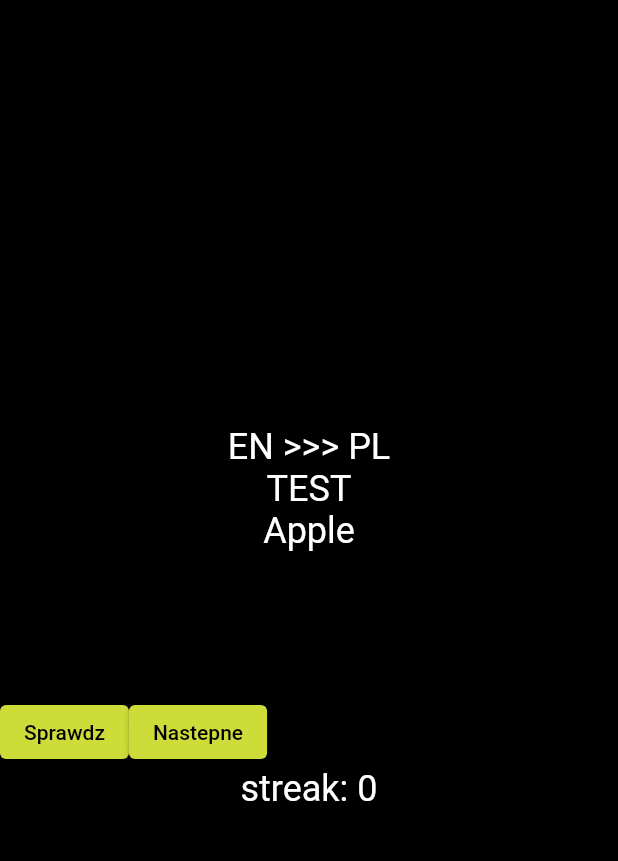
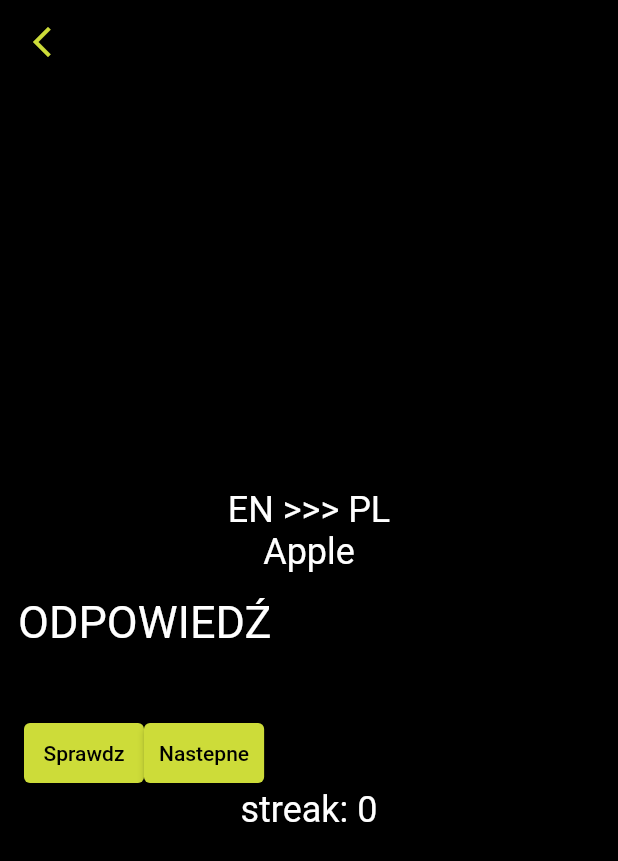
Before and after one commit to Kacp-R/fiszki, a Flutter app: the WritingPrac screen opened directly, on a phone screen of 412 x 824 dp. Shown: the top 861 px of the screen. Run offline on Flutter 3.47's test engine with Material 2 defaults, Android fonts, the phone set to English and light mode, and no system bars; our stand-ins replace flip_card.

Commit message:
Muszę jeszcze dodać style wycentrować i będzie gotowe.

```diff
--- a/lib/writing_practice.dart
+++ b/lib/writing_practice.dart
@@ -19,7 +19,7 @@ class WritingPracState extends State<WritingPrac> {
   String que = 'TEST';
   String odp = '', dz = "", podane = "", jen = "";
   int streak = 0;
-
+  int cAnswers = 0, tAnswers = 0;
   @override
   void initState() {
     super.initState();
@@ -89,19 +89,24 @@ class WritingPracState extends State<WritingPrac> {
   @override
   Widget build(BuildContext context) {
     return Scaffold(
+      appBar: AppBar(
+        leading: IconButton(
+          icon: const Icon(Icons.arrow_back_ios_new),
+          onPressed: () {
+            Navigator.push(
+              context,
+              MaterialPageRoute(
+                  builder: (context) => Main(cAnswers: cAnswers, tAnswers: tAnswers)),
+            );
+          },
+        ),
+      ),
       body: Center(
         child: Column(
           mainAxisAlignment: MainAxisAlignment.center,
           children: <Widget>[
             Text(
               jen,
-              style: TextStyle(
-                  fontSize: 24.0,
-                  color: Colors.white,
-              ),
-            ),
-            Text(
-              que,
               style: TextStyle(
                   fontSize: 24.0,
                   color: Colors.white,
@@ -116,11 +121,17 @@ class WritingPracState extends State<WritingPrac> {
             ),
             TextField(
               decoration: InputDecoration(
-                labelText: (
-                    'ODPOWIEDZ'
+                labelText: 'ODPOWIEDŹ',
+                labelStyle: TextStyle(
+                  fontSize: 30.0,
+                  color: Colors.white,
                 ),
-
-                border: OutlineInputBorder(),
+                border: OutlineInputBorder(
+                  borderSide: BorderSide(
+                    color: Colors.white,
+                    width: 24.0,
+                  ),
+                ),
               ),
               onChanged: (text) {
                 setState(() {
@@ -140,17 +151,28 @@ class WritingPracState extends State<WritingPrac> {
                 color: Colors.white,
               ),
             ),
-            Row(
+            Padding(
+              padding: EdgeInsets.symmetric(horizontal: 16.0),
+              child: Row(
                 children: [
                   ElevatedButton(
                     onPressed: sprawdz,
                     child: Text('Sprawdz'),
+                    style: ButtonStyle(
+                      minimumSize: MaterialStateProperty.all(Size(80, 40)),
+                      padding: MaterialStateProperty.all(EdgeInsets.all(10)),
+                    ),
                   ),
                   ElevatedButton(
                     onPressed: nastepne,
                     child: Text('Nastepne'),
+                    style: ButtonStyle(
+                      minimumSize: MaterialStateProperty.all(Size(80, 40)),
+                      padding: MaterialStateProperty.all(EdgeInsets.all(10)),
+                    ),
                   ),
                 ],
+              ),
             ),
             Text(
               "streak: " + streak.toString(),
```
Lines whose indentation alone changed are shown as unchanged.
